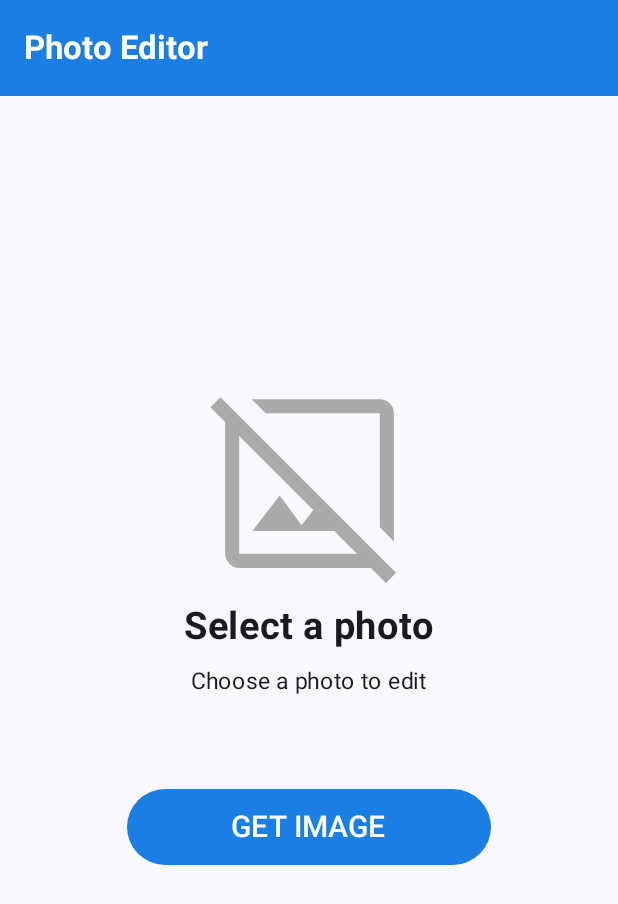
After one commit to meeten/BMViewerApp, an Android app built with Jetpack Compose: the composable MainScreen shown on its own in the app's theme, on a phone screen of 412 x 824 dp. The commit adds this screen. Shown: the top 904 px of the screen. Run offline under Robolectric (Android 15) with nearby library versions, the phone set to English and light mode, and no system bars.

Commit message:
feat: add image selection screen UI

```diff
--- /dev/null
+++ b/app/src/main/java/com/example/bmviewerapp/presentation/image/ImageReceivingScreen.kt
@@ -0,0 +1,83 @@
+package com.example.bmviewerapp.presentation.image
+
+import android.net.Uri
+import androidx.activity.compose.rememberLauncherForActivityResult
+import androidx.activity.result.contract.ActivityResultContracts
+import androidx.compose.foundation.Image
+import androidx.compose.foundation.layout.Arrangement
+import androidx.compose.foundation.layout.Column
+import androidx.compose.foundation.layout.Spacer
+import androidx.compose.foundation.layout.fillMaxSize
+import androidx.compose.foundation.layout.height
+import androidx.compose.foundation.layout.padding
+import androidx.compose.material3.Button
+import androidx.compose.material3.ButtonDefaults
+import androidx.compose.material3.Text
+import androidx.compose.runtime.Composable
+import androidx.compose.runtime.getValue
+import androidx.compose.runtime.mutableStateOf
+import androidx.compose.runtime.remember
+import androidx.compose.runtime.setValue
+import androidx.compose.ui.Alignment
+import androidx.compose.ui.Modifier
+import androidx.compose.ui.res.painterResource
+import androidx.compose.ui.text.font.FontWeight
+import androidx.compose.ui.unit.dp
+import androidx.compose.ui.unit.sp
+import com.example.bmviewerapp.R
+import com.example.bmviewerapp.ui.theme.LightBlue
+
+@Composable
+fun ImageReceivingScreen(modifier: Modifier, onClickGetImageButton: (Uri) -> Unit) {
+    var imageUri by remember { mutableStateOf(Uri.EMPTY) }
+
+    if (imageUri != Uri.EMPTY) {
+        onClickGetImageButton(imageUri)
+    }
+
+    val launcher = rememberLauncherForActivityResult(
+        contract = ActivityResultContracts.GetContent(),
+        onResult = { imageUri = it })
+
+    Column(
+        modifier = Modifier.fillMaxSize(),
+        verticalArrangement = Arrangement.Center,
+        horizontalAlignment = Alignment.CenterHorizontally
+    ) {
+        Image(
+            painter = painterResource(R.drawable.hide_image),
+            contentDescription = null
+        )
+
+        Spacer(modifier = Modifier.height(5.dp))
+
+        Text(
+            text = "Select a photo",
+            fontSize = 25.sp,
+            fontWeight = FontWeight.Bold
+        )
+
+        Spacer(modifier = Modifier.height(10.dp))
+
+        Text(
+            text = "Choose a photo to edit",
+            fontSize = 15.sp
+        )
+
+        Spacer(modifier = Modifier.height(60.dp))
+
+        Button(
+            onClick = {
+                launcher.launch(input = "image/*")
+            },
+            modifier = Modifier,
+            colors = ButtonDefaults.buttonColors(containerColor = LightBlue)
+        ) {
+            Text(
+                text = "GET IMAGE",
+                modifier = Modifier.padding(vertical = 5.dp, horizontal = 45.dp),
+                fontSize = 20.sp,
+            )
+        }
+    }
+}
--- a/app/src/main/java/com/example/bmviewerapp/MainActivity.kt
+++ b/app/src/main/java/com/example/bmviewerapp/presentation/main/MainActivity.kt
@@ -1,11 +1,6 @@
-package com.example.bmviewerapp
+package com.example.bmviewerapp.presentation.main
 
-import android.content.Context
-import android.graphics.Bitmap
-import android.graphics.BitmapFactory
-import android.net.Uri
 import android.os.Bundle
-import android.util.Log
 import androidx.activity.ComponentActivity
 import androidx.activity.compose.setContent
 
@@ -13,7 +8,7 @@ class MainActivity : ComponentActivity() {
     override fun onCreate(savedInstanceState: Bundle?) {
         super.onCreate(savedInstanceState)
         setContent {
-            ImageScreen()
+            MainScreen()
         }
     }
 }
--- /dev/null
+++ b/app/src/main/java/com/example/bmviewerapp/presentation/main/MainScreen.kt
@@ -0,0 +1,37 @@
+package com.example.bmviewerapp.presentation.main
+
+import android.util.Log
+import androidx.compose.foundation.layout.padding
+import androidx.compose.material3.ExperimentalMaterial3Api
+import androidx.compose.material3.Scaffold
+import androidx.compose.material3.Text
+import androidx.compose.material3.TopAppBar
+import androidx.compose.material3.TopAppBarDefaults
+import androidx.compose.runtime.Composable
+import androidx.compose.ui.Modifier
+import androidx.compose.ui.graphics.Color
+import androidx.compose.ui.text.font.FontWeight
+import com.example.bmviewerapp.presentation.image.ImageReceivingScreen
+import com.example.bmviewerapp.ui.theme.LightBlue
+
+@OptIn(ExperimentalMaterial3Api::class)
+@Composable
+fun MainScreen() {
+    Scaffold(
+        topBar = {
+            TopAppBar(
+                title = {
+                    Text(
+                        text = "Photo Editor",
+                        color = Color.White,
+                        fontWeight = FontWeight.Bold
+                    )
+                },
+                colors = TopAppBarDefaults.topAppBarColors(containerColor = LightBlue)
+            )
+        }) {
+        ImageReceivingScreen(modifier = Modifier.padding(it)) {
+            Log.d("URI_IMAGE_LOG", it.path ?: "is null")
+        }
+    }
+}
```
